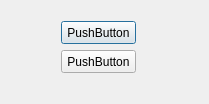
matttraynar/Terrain, file ui/pythonUI.ui: the form before one commit.
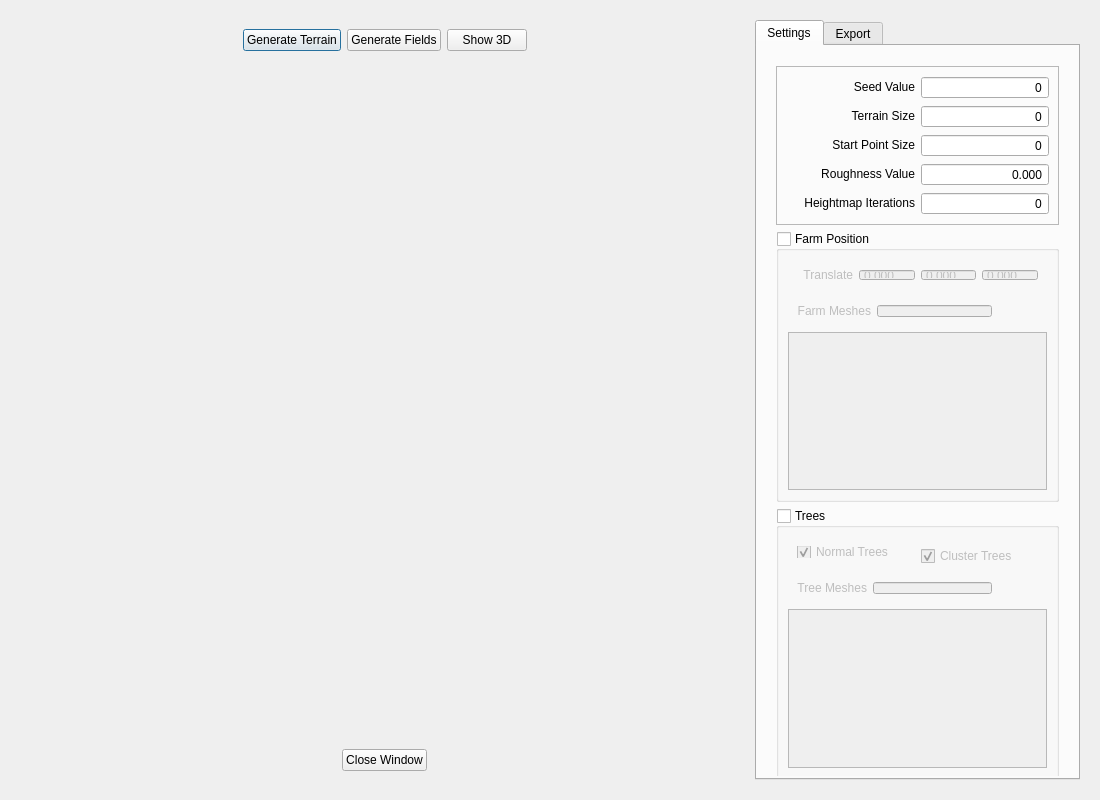
The form after the commit. Icons and pictures are not drawn.

```diff
--- a/ui/pythonUI.ui
+++ b/ui/pythonUI.ui
@@ -6,39 +6,972 @@
    <rect>
     <x>0</x>
     <y>0</y>
-    <width>209</width>
-    <height>104</height>
+    <width>1100</width>
+    <height>800</height>
    </rect>
   </property>
+  <property name="sizePolicy">
+   <sizepolicy hsizetype="Fixed" vsizetype="Fixed">
+    <horstretch>0</horstretch>
+    <verstretch>0</verstretch>
+   </sizepolicy>
+  </property>
+  <property name="minimumSize">
+   <size>
+    <width>1100</width>
+    <height>800</height>
+   </size>
+  </property>
   <property name="windowTitle">
    <string>Dialog</string>
   </property>
-  <widget class="QPushButton" name="pushButton">
-   <property name="geometry">
-    <rect>
-     <x>61</x>
-     <y>21</y>
-     <width>75</width>
-     <height>23</height>
-    </rect>
-   </property>
-   <property name="text">
-    <string>PushButton</string>
-   </property>
-  </widget>
-  <widget class="QPushButton" name="pushButton_2">
-   <property name="geometry">
-    <rect>
-     <x>61</x>
-     <y>50</y>
-     <width>75</width>
-     <height>23</height>
-    </rect>
-   </property>
-   <property name="text">
-    <string>PushButton</string>
-   </property>
-  </widget>
+  <layout class="QVBoxLayout" name="verticalLayout_8">
+   <item>
+    <widget class="QWidget" name="vLayoutWidget" native="true">
+     <property name="sizePolicy">
+      <sizepolicy hsizetype="MinimumExpanding" vsizetype="MinimumExpanding">
+       <horstretch>0</horstretch>
+       <verstretch>0</verstretch>
+      </sizepolicy>
+     </property>
+     <property name="minimumSize">
+      <size>
+       <width>1050</width>
+       <height>750</height>
+      </size>
+     </property>
+     <layout class="QHBoxLayout" name="horizontalLayout_6">
+      <item>
+       <layout class="QVBoxLayout" name="verticalLayout">
+        <item>
+         <widget class="QWidget" name="topLayoutWidget" native="true">
+          <property name="sizePolicy">
+           <sizepolicy hsizetype="MinimumExpanding" vsizetype="Fixed">
+            <horstretch>0</horstretch>
+            <verstretch>0</verstretch>
+           </sizepolicy>
+          </property>
+          <property name="minimumSize">
+           <size>
+            <width>720</width>
+            <height>0</height>
+           </size>
+          </property>
+          <layout class="QHBoxLayout" name="horizontalLayout_2">
+           <property name="sizeConstraint">
+            <enum>QLayout::SetDefaultConstraint</enum>
+           </property>
+           <item>
+            <spacer name="horizontalSpacer">
+             <property name="orientation">
+              <enum>Qt::Horizontal</enum>
+             </property>
+             <property name="sizeHint" stdset="0">
+              <size>
+               <width>78</width>
+               <height>20</height>
+              </size>
+             </property>
+            </spacer>
+           </item>
+           <item>
+            <widget class="QPushButton" name="genTerrainButton">
+             <property name="text">
+              <string>Generate Terrain</string>
+             </property>
+            </widget>
+           </item>
+           <item>
+            <widget class="QPushButton" name="genFieldsButton">
+             <property name="sizePolicy">
+              <sizepolicy hsizetype="Fixed" vsizetype="Fixed">
+               <horstretch>0</horstretch>
+               <verstretch>0</verstretch>
+              </sizepolicy>
+             </property>
+             <property name="autoFillBackground">
+              <bool>false</bool>
+             </property>
+             <property name="text">
+              <string>Generate Fields</string>
+             </property>
+             <property name="autoDefault">
+              <bool>true</bool>
+             </property>
+             <property name="default">
+              <bool>false</bool>
+             </property>
+             <property name="flat">
+              <bool>false</bool>
+             </property>
+            </widget>
+           </item>
+           <item>
+            <widget class="QPushButton" name="show3DButton">
+             <property name="text">
+              <string>Show 3D</string>
+             </property>
+            </widget>
+           </item>
+           <item>
+            <spacer name="horizontalSpacer_2">
+             <property name="orientation">
+              <enum>Qt::Horizontal</enum>
+             </property>
+             <property name="sizeHint" stdset="0">
+              <size>
+               <width>78</width>
+               <height>20</height>
+              </size>
+             </property>
+            </spacer>
+           </item>
+          </layout>
+         </widget>
+        </item>
+        <item>
+         <widget class="QLabel" name="label">
+          <property name="enabled">
+           <bool>false</bool>
+          </property>
+          <property name="sizePolicy">
+           <sizepolicy hsizetype="MinimumExpanding" vsizetype="MinimumExpanding">
+            <horstretch>0</horstretch>
+            <verstretch>0</verstretch>
+           </sizepolicy>
+          </property>
+          <property name="minimumSize">
+           <size>
+            <width>720</width>
+            <height>720</height>
+           </size>
+          </property>
+          <property name="text">
+           <string/>
+          </property>
+          <property name="alignment">
+           <set>Qt::AlignCenter</set>
+          </property>
+         </widget>
+        </item>
+        <item>
+         <widget class="QWidget" name="bottomLayoutWidget" native="true">
+          <property name="sizePolicy">
+           <sizepolicy hsizetype="MinimumExpanding" vsizetype="Fixed">
+            <horstretch>0</horstretch>
+            <verstretch>0</verstretch>
+           </sizepolicy>
+          </property>
+          <property name="minimumSize">
+           <size>
+            <width>720</width>
+            <height>0</height>
+           </size>
+          </property>
+          <layout class="QHBoxLayout" name="horizontalLayout">
+           <item>
+            <spacer name="horizontalSpacer_3">
+             <property name="orientation">
+              <enum>Qt::Horizontal</enum>
+             </property>
+             <property name="sizeHint" stdset="0">
+              <size>
+               <width>78</width>
+               <height>20</height>
+              </size>
+             </property>
+            </spacer>
+           </item>
+           <item>
+            <widget class="QPushButton" name="closeWindowButton">
+             <property name="sizePolicy">
+              <sizepolicy hsizetype="Fixed" vsizetype="Fixed">
+               <horstretch>0</horstretch>
+               <verstretch>0</verstretch>
+              </sizepolicy>
+             </property>
+             <property name="text">
+              <string>Close Window</string>
+             </property>
+            </widget>
+           </item>
+           <item>
+            <spacer name="horizontalSpacer_4">
+             <property name="orientation">
+              <enum>Qt::Horizontal</enum>
+             </property>
+             <property name="sizeHint" stdset="0">
+              <size>
+               <width>78</width>
+               <height>20</height>
+              </size>
+             </property>
+            </spacer>
+           </item>
+          </layout>
+         </widget>
+        </item>
+       </layout>
+      </item>
+      <item>
+       <widget class="QTabWidget" name="tabWidget">
+        <property name="sizePolicy">
+         <sizepolicy hsizetype="Minimum" vsizetype="Expanding">
+          <horstretch>0</horstretch>
+          <verstretch>0</verstretch>
+         </sizepolicy>
+        </property>
+        <property name="minimumSize">
+         <size>
+          <width>325</width>
+          <height>0</height>
+         </size>
+        </property>
+        <property name="maximumSize">
+         <size>
+          <width>16777215</width>
+          <height>900</height>
+         </size>
+        </property>
+        <property name="currentIndex">
+         <number>0</number>
+        </property>
+        <widget class="QWidget" name="tab">
+         <attribute name="title">
+          <string>Settings</string>
+         </attribute>
+         <widget class="QWidget" name="top" native="true">
+          <property name="geometry">
+           <rect>
+            <x>10</x>
+            <y>10</y>
+            <width>301</width>
+            <height>720</height>
+           </rect>
+          </property>
+          <property name="sizePolicy">
+           <sizepolicy hsizetype="MinimumExpanding" vsizetype="MinimumExpanding">
+            <horstretch>0</horstretch>
+            <verstretch>0</verstretch>
+           </sizepolicy>
+          </property>
+          <property name="minimumSize">
+           <size>
+            <width>300</width>
+            <height>720</height>
+           </size>
+          </property>
+          <property name="maximumSize">
+           <size>
+            <width>16777215</width>
+            <height>900</height>
+           </size>
+          </property>
+          <property name="layoutDirection">
+           <enum>Qt::LeftToRight</enum>
+          </property>
+          <widget class="QWidget" name="">
+           <property name="geometry">
+            <rect>
+             <x>9</x>
+             <y>10</y>
+             <width>283</width>
+             <height>714</height>
+            </rect>
+           </property>
+           <layout class="QVBoxLayout" name="verticalLayout_3">
+            <item>
+             <widget class="QFrame" name="Settings">
+              <property name="minimumSize">
+               <size>
+                <width>200</width>
+                <height>0</height>
+               </size>
+              </property>
+              <property name="frameShape">
+               <enum>QFrame::StyledPanel</enum>
+              </property>
+              <property name="frameShadow">
+               <enum>QFrame::Plain</enum>
+              </property>
+              <layout class="QVBoxLayout" name="verticalLayout_2">
+               <item>
+                <layout class="QHBoxLayout" name="horizontalLayout_3">
+                 <item>
+                  <widget class="QLabel" name="label_2">
+                   <property name="sizePolicy">
+                    <sizepolicy hsizetype="Minimum" vsizetype="Fixed">
+                     <horstretch>0</horstretch>
+                     <verstretch>0</verstretch>
+                    </sizepolicy>
+                   </property>
+                   <property name="minimumSize">
+                    <size>
+                     <width>100</width>
+                     <height>0</height>
+                    </size>
+                   </property>
+                   <property name="text">
+                    <string>Seed Value</string>
+                   </property>
+                   <property name="alignment">
+                    <set>Qt::AlignRight|Qt::AlignTrailing|Qt::AlignVCenter</set>
+                   </property>
+                  </widget>
+                 </item>
+                 <item>
+                  <widget class="QSpinBox" name="seedValueBox">
+                   <property name="sizePolicy">
+                    <sizepolicy hsizetype="Minimum" vsizetype="Fixed">
+                     <horstretch>0</horstretch>
+                     <verstretch>0</verstretch>
+                    </sizepolicy>
+                   </property>
+                   <property name="minimumSize">
+                    <size>
+                     <width>100</width>
+                     <height>0</height>
+                    </size>
+                   </property>
+                   <property name="alignment">
+                    <set>Qt::AlignRight|Qt::AlignTrailing|Qt::AlignVCenter</set>
+                   </property>
+                   <property name="buttonSymbols">
+                    <enum>QAbstractSpinBox::NoButtons</enum>
+                   </property>
+                   <property name="maximum">
+                    <number>100000000</number>
+                   </property>
+                  </widget>
+                 </item>
+                </layout>
+               </item>
+               <item>
+                <layout class="QHBoxLayout" name="horizontalLayout_5">
+                 <item>
+                  <widget class="QLabel" name="label_4">
+                   <property name="sizePolicy">
+                    <sizepolicy hsizetype="Minimum" vsizetype="Fixed">
+                     <horstretch>0</horstretch>
+                     <verstretch>0</verstretch>
+                    </sizepolicy>
+                   </property>
+                   <property name="minimumSize">
+                    <size>
+                     <width>100</width>
+                     <height>0</height>
+                    </size>
+                   </property>
+                   <property name="text">
+                    <string>Terrain Size</string>
+                   </property>
+                   <property name="alignment">
+                    <set>Qt::AlignRight|Qt::AlignTrailing|Qt::AlignVCenter</set>
+                   </property>
+                  </widget>
+                 </item>
+                 <item>
+                  <widget class="QSpinBox" name="terrainSizeBox">
+                   <property name="sizePolicy">
+                    <sizepolicy hsizetype="Minimum" vsizetype="Fixed">
+                     <horstretch>0</horstretch>
+                     <verstretch>0</verstretch>
+                    </sizepolicy>
+                   </property>
+                   <property name="minimumSize">
+                    <size>
+                     <width>100</width>
+                     <height>0</height>
+                    </size>
+                   </property>
+                   <property name="alignment">
+                    <set>Qt::AlignRight|Qt::AlignTrailing|Qt::AlignVCenter</set>
+                   </property>
+                   <property name="buttonSymbols">
+                    <enum>QAbstractSpinBox::NoButtons</enum>
+                   </property>
+                  </widget>
+                 </item>
+                </layout>
+               </item>
+               <item>
+                <layout class="QHBoxLayout" name="horizontalLayout_4">
+                 <item>
+                  <widget class="QLabel" name="label_3">
+                   <property name="sizePolicy">
+                    <sizepolicy hsizetype="Minimum" vsizetype="Fixed">
+                     <horstretch>0</horstretch>
+                     <verstretch>0</verstretch>
+                    </sizepolicy>
+                   </property>
+                   <property name="minimumSize">
+                    <size>
+                     <width>100</width>
+                     <height>0</height>
+                    </size>
+                   </property>
+                   <property name="text">
+                    <string>Start Point Size</string>
+                   </property>
+                   <property name="alignment">
+                    <set>Qt::AlignRight|Qt::AlignTrailing|Qt::AlignVCenter</set>
+                   </property>
+                  </widget>
+                 </item>
+                 <item>
+                  <widget class="QSpinBox" name="startPointSizeBox">
+                   <property name="sizePolicy">
+                    <sizepolicy hsizetype="Minimum" vsizetype="Fixed">
+                     <horstretch>0</horstretch>
+                     <verstretch>0</verstretch>
+                    </sizepolicy>
+                   </property>
+                   <property name="minimumSize">
+                    <size>
+                     <width>100</width>
+                     <height>0</height>
+                    </size>
+                   </property>
+                   <property name="alignment">
+                    <set>Qt::AlignRight|Qt::AlignTrailing|Qt::AlignVCenter</set>
+                   </property>
+                   <property name="buttonSymbols">
+                    <enum>QAbstractSpinBox::NoButtons</enum>
+                   </property>
+                   <property name="maximum">
+                    <number>100</number>
+                   </property>
+                  </widget>
+                 </item>
+                </layout>
+               </item>
+               <item>
+                <layout class="QHBoxLayout" name="horizontalLayout_8">
+                 <item>
+                  <widget class="QLabel" name="label_5">
+                   <property name="sizePolicy">
+                    <sizepolicy hsizetype="Minimum" vsizetype="Fixed">
+                     <horstretch>0</horstretch>
+                     <verstretch>0</verstretch>
+                    </sizepolicy>
+                   </property>
+                   <property name="minimumSize">
+                    <size>
+                     <width>100</width>
+                     <height>0</height>
+                    </size>
+                   </property>
+                   <property name="text">
+                    <string>Roughness Value</string>
+                   </property>
+                   <property name="alignment">
+                    <set>Qt::AlignRight|Qt::AlignTrailing|Qt::AlignVCenter</set>
+                   </property>
+                  </widget>
+                 </item>
+                 <item>
+                  <widget class="QDoubleSpinBox" name="roughnessBox">
+                   <property name="sizePolicy">
+                    <sizepolicy hsizetype="Minimum" vsizetype="Fixed">
+                     <horstretch>0</horstretch>
+                     <verstretch>0</verstretch>
+                    </sizepolicy>
+                   </property>
+                   <property name="minimumSize">
+                    <size>
+                     <width>100</width>
+                     <height>0</height>
+                    </size>
+                   </property>
+                   <property name="alignment">
+                    <set>Qt::AlignRight|Qt::AlignTrailing|Qt::AlignVCenter</set>
+                   </property>
+                   <property name="buttonSymbols">
+                    <enum>QAbstractSpinBox::NoButtons</enum>
+                   </property>
+                   <property name="decimals">
+                    <number>3</number>
+                   </property>
+                  </widget>
+                 </item>
+                </layout>
+               </item>
+               <item>
+                <layout class="QHBoxLayout" name="horizontalLayout_9">
+                 <item>
+                  <widget class="QLabel" name="label_6">
+                   <property name="sizePolicy">
+                    <sizepolicy hsizetype="Minimum" vsizetype="Fixed">
+                     <horstretch>0</horstretch>
+                     <verstretch>0</verstretch>
+                    </sizepolicy>
+                   </property>
+                   <property name="minimumSize">
+                    <size>
+                     <width>100</width>
+                     <height>0</height>
+                    </size>
+                   </property>
+                   <property name="text">
+                    <string>Heightmap Iterations</string>
+                   </property>
+                   <property name="alignment">
+                    <set>Qt::AlignRight|Qt::AlignTrailing|Qt::AlignVCenter</set>
+                   </property>
+                  </widget>
+                 </item>
+                 <item>
+                  <widget class="QSpinBox" name="heightmapIterationsBox">
+                   <property name="sizePolicy">
+                    <sizepolicy hsizetype="Minimum" vsizetype="Fixed">
+                     <horstretch>0</horstretch>
+                     <verstretch>0</verstretch>
+                    </sizepolicy>
+                   </property>
+                   <property name="minimumSize">
+                    <size>
+                     <width>100</width>
+                     <height>0</height>
+                    </size>
+                   </property>
+                   <property name="alignment">
+                    <set>Qt::AlignRight|Qt::AlignTrailing|Qt::AlignVCenter</set>
+                   </property>
+                   <property name="buttonSymbols">
+                    <enum>QAbstractSpinBox::NoButtons</enum>
+                   </property>
+                  </widget>
+                 </item>
+                </layout>
+               </item>
+              </layout>
+             </widget>
+            </item>
+            <item>
+             <widget class="QGroupBox" name="farmPosition">
+              <property name="sizePolicy">
+               <sizepolicy hsizetype="Minimum" vsizetype="Preferred">
+                <horstretch>0</horstretch>
+                <verstretch>0</verstretch>
+               </sizepolicy>
+              </property>
+              <property name="minimumSize">
+               <size>
+                <width>200</width>
+                <height>0</height>
+               </size>
+              </property>
+              <property name="maximumSize">
+               <size>
+                <width>16777215</width>
+                <height>300</height>
+               </size>
+              </property>
+              <property name="title">
+               <string>Farm Position</string>
+              </property>
+              <property name="checkable">
+               <bool>true</bool>
+              </property>
+              <property name="checked">
+               <bool>false</bool>
+              </property>
+              <layout class="QVBoxLayout" name="verticalLayout_6">
+               <item>
+                <layout class="QVBoxLayout" name="verticalLayout_4">
+                 <item>
+                  <widget class="QWidget" name="farmTranslateLayout" native="true">
+                   <property name="minimumSize">
+                    <size>
+                     <width>0</width>
+                     <height>30</height>
+                    </size>
+                   </property>
+                   <property name="maximumSize">
+                    <size>
+                     <width>16777215</width>
+                     <height>30</height>
+                    </size>
+                   </property>
+                   <layout class="QHBoxLayout" name="horizontalLayout_10">
+                    <item>
+                     <widget class="QLabel" name="label_7">
+                      <property name="sizePolicy">
+                       <sizepolicy hsizetype="Minimum" vsizetype="Preferred">
+                        <horstretch>0</horstretch>
+                        <verstretch>0</verstretch>
+                       </sizepolicy>
+                      </property>
+                      <property name="minimumSize">
+                       <size>
+                        <width>50</width>
+                        <height>0</height>
+                       </size>
+                      </property>
+                      <property name="text">
+                       <string>Translate</string>
+                      </property>
+                      <property name="alignment">
+                       <set>Qt::AlignRight|Qt::AlignTrailing|Qt::AlignVCenter</set>
+                      </property>
+                     </widget>
+                    </item>
+                    <item>
+                     <widget class="QDoubleSpinBox" name="translateXBox">
+                      <property name="minimumSize">
+                       <size>
+                        <width>48</width>
+                        <height>0</height>
+                       </size>
+                      </property>
+                      <property name="frame">
+                       <bool>true</bool>
+                      </property>
+                      <property name="buttonSymbols">
+                       <enum>QAbstractSpinBox::NoButtons</enum>
+                      </property>
+                      <property name="decimals">
+                       <number>3</number>
+                      </property>
+                      <property name="minimum">
+                       <double>-99.989999999999995</double>
+                      </property>
+                     </widget>
+                    </item>
+                    <item>
+                     <widget class="QDoubleSpinBox" name="translateYBo">
+                      <property name="minimumSize">
+                       <size>
+                        <width>48</width>
+                        <height>0</height>
+                       </size>
+                      </property>
+                      <property name="frame">
+                       <bool>true</bool>
+                      </property>
+                      <property name="buttonSymbols">
+                       <enum>QAbstractSpinBox::NoButtons</enum>
+                      </property>
+                      <property name="decimals">
+                       <number>3</number>
+                      </property>
+                      <property name="minimum">
+                       <double>-99.900000000000006</double>
+                      </property>
+                     </widget>
+                    </item>
+                    <item>
+                     <widget class="QDoubleSpinBox" name="translateZBox">
+                      <property name="minimumSize">
+                       <size>
+                        <width>48</width>
+                        <height>0</height>
+                       </size>
+                      </property>
+                      <property name="frame">
+                       <bool>true</bool>
+                      </property>
+                      <property name="buttonSymbols">
+                       <enum>QAbstractSpinBox::NoButtons</enum>
+                      </property>
+                      <property name="decimals">
+                       <number>3</number>
+                      </property>
+                      <property name="minimum">
+                       <double>-99.989999999999995</double>
+                      </property>
+                     </widget>
+                    </item>
+                   </layout>
+                  </widget>
+                 </item>
+                 <item>
+                  <widget class="QWidget" name="farmMeshLayout" native="true">
+                   <property name="minimumSize">
+                    <size>
+                     <width>0</width>
+                     <height>30</height>
+                    </size>
+                   </property>
+                   <property name="maximumSize">
+                    <size>
+                     <width>16777215</width>
+                     <height>30</height>
+                    </size>
+                   </property>
+                   <layout class="QHBoxLayout" name="horizontalLayout_11">
+                    <item>
+                     <widget class="QLabel" name="label_8">
+                      <property name="sizePolicy">
+                       <sizepolicy hsizetype="Minimum" vsizetype="Preferred">
+                        <horstretch>0</horstretch>
+                        <verstretch>0</verstretch>
+                       </sizepolicy>
+                      </property>
+                      <property name="minimumSize">
+                       <size>
+                        <width>10</width>
+                        <height>0</height>
+                       </size>
+                      </property>
+                      <property name="text">
+                       <string>Farm Meshes</string>
+                      </property>
+                      <property name="alignment">
+                       <set>Qt::AlignRight|Qt::AlignTrailing|Qt::AlignVCenter</set>
+                      </property>
+                     </widget>
+                    </item>
+                    <item>
+                     <widget class="QLineEdit" name="farmMeshLine">
+                      <property name="sizePolicy">
+                       <sizepolicy hsizetype="MinimumExpanding" vsizetype="Fixed">
+                        <horstretch>0</horstretch>
+                        <verstretch>0</verstretch>
+                       </sizepolicy>
+                      </property>
+                      <property name="minimumSize">
+                       <size>
+                        <width>100</width>
+                        <height>0</height>
+                       </size>
+                      </property>
+                     </widget>
+                    </item>
+                    <item>
+                     <widget class="QPushButton" name="farmMeshButton">
+                      <property name="minimumSize">
+                       <size>
+                        <width>10</width>
+                        <height>0</height>
+                       </size>
+                      </property>
+                      <property name="text">
+                       <string/>
+                      </property>
+                      <property name="icon">
+                       <iconset>
+                        <normaloff>../../Uni/FMP/Terrain/ui/browseFolder.png</normaloff>../../Uni/FMP/Terrain/ui/browseFolder.png</iconset>
+                      </property>
+                      <property name="iconSize">
+                       <size>
+                        <width>25</width>
+                        <height>25</height>
+                       </size>
+                      </property>
+                      <property name="checkable">
+                       <bool>false</bool>
+                      </property>
+                      <property name="autoDefault">
+                       <bool>false</bool>
+                      </property>
+                      <property name="default">
+                       <bool>false</bool>
+                      </property>
+                      <property name="flat">
+                       <bool>true</bool>
+                      </property>
+                     </widget>
+                    </item>
+                   </layout>
+                  </widget>
+                 </item>
+                </layout>
+               </item>
+               <item>
+                <widget class="QTextBrowser" name="farmMeshBrowser">
+                 <property name="maximumSize">
+                  <size>
+                   <width>16777215</width>
+                   <height>175</height>
+                  </size>
+                 </property>
+                </widget>
+               </item>
+              </layout>
+             </widget>
+            </item>
+            <item>
+             <widget class="QGroupBox" name="trees">
+              <property name="sizePolicy">
+               <sizepolicy hsizetype="MinimumExpanding" vsizetype="Preferred">
+                <horstretch>0</horstretch>
+                <verstretch>0</verstretch>
+               </sizepolicy>
+              </property>
+              <property name="minimumSize">
+               <size>
+                <width>0</width>
+                <height>200</height>
+               </size>
+              </property>
+              <property name="maximumSize">
+               <size>
+                <width>16777215</width>
+                <height>300</height>
+               </size>
+              </property>
+              <property name="title">
+               <string>Trees</string>
+              </property>
+              <property name="checkable">
+               <bool>true</bool>
+              </property>
+              <property name="checked">
+               <bool>false</bool>
+              </property>
+              <layout class="QVBoxLayout" name="verticalLayout_7">
+               <item>
+                <widget class="QWidget" name="clusterTreesLayout" native="true">
+                 <property name="maximumSize">
+                  <size>
+                   <width>16777215</width>
+                   <height>30</height>
+                  </size>
+                 </property>
+                 <layout class="QHBoxLayout" name="horizontalLayout_13">
+                  <item>
+                   <widget class="QCheckBox" name="normalTreesCheck">
+                    <property name="text">
+                     <string>Normal Trees</string>
+                    </property>
+                    <property name="checked">
+                     <bool>true</bool>
+                    </property>
+                   </widget>
+                  </item>
+                  <item>
+                   <widget class="QCheckBox" name="clusterTreesCheck">
+                    <property name="minimumSize">
+                     <size>
+                      <width>0</width>
+                      <height>20</height>
+                     </size>
+                    </property>
+                    <property name="text">
+                     <string>Cluster Trees</string>
+                    </property>
+                    <property name="checked">
+                     <bool>true</bool>
+                    </property>
+                   </widget>
+                  </item>
+                 </layout>
+                </widget>
+               </item>
+               <item>
+                <widget class="QWidget" name="TreeMeshLayout" native="true">
+                 <property name="maximumSize">
+                  <size>
+                   <width>16777215</width>
+                   <height>30</height>
+                  </size>
+                 </property>
+                 <layout class="QHBoxLayout" name="horizontalLayout_12">
+                  <item>
+                   <widget class="QLabel" name="label_9">
+                    <property name="sizePolicy">
+                     <sizepolicy hsizetype="Minimum" vsizetype="Preferred">
+                      <horstretch>0</horstretch>
+                      <verstretch>0</verstretch>
+                     </sizepolicy>
+                    </property>
+                    <property name="minimumSize">
+                     <size>
+                      <width>10</width>
+                      <height>0</height>
+                     </size>
+                    </property>
+                    <property name="text">
+                     <string>Tree Meshes</string>
+                    </property>
+                    <property name="alignment">
+                     <set>Qt::AlignRight|Qt::AlignTrailing|Qt::AlignVCenter</set>
+                    </property>
+                   </widget>
+                  </item>
+                  <item>
+                   <widget class="QLineEdit" name="treeMeshLine">
+                    <property name="sizePolicy">
+                     <sizepolicy hsizetype="MinimumExpanding" vsizetype="Fixed">
+                      <horstretch>0</horstretch>
+                      <verstretch>0</verstretch>
+                     </sizepolicy>
+                    </property>
+                    <property name="minimumSize">
+                     <size>
+                      <width>100</width>
+                      <height>0</height>
+                     </size>
+                    </property>
+                   </widget>
+                  </item>
+                  <item>
+                   <widget class="QPushButton" name="treeMeshButton">
+                    <property name="minimumSize">
+                     <size>
+                      <width>10</width>
+                      <height>0</height>
+                     </size>
+                    </property>
+                    <property name="text">
+                     <string/>
+                    </property>
+                    <property name="icon">
+                     <iconset>
+                      <normaloff>../../Uni/FMP/Terrain/ui/browseFolder.png</normaloff>../../Uni/FMP/Terrain/ui/browseFolder.png</iconset>
+                    </property>
+                    <property name="iconSize">
+                     <size>
+                      <width>25</width>
+                      <height>25</height>
+                     </size>
+                    </property>
+                    <property name="checkable">
+                     <bool>false</bool>
+                    </property>
+                    <property name="autoDefault">
+                     <bool>false</bool>
+                    </property>
+                    <property name="default">
+                     <bool>false</bool>
+                    </property>
+                    <property name="flat">
+                     <bool>true</bool>
+                    </property>
+                   </widget>
+                  </item>
+                 </layout>
+                </widget>
+               </item>
+               <item>
+                <widget class="QTextBrowser" name="treeMeshBrowser">
+                 <property name="maximumSize">
+                  <size>
+                   <width>16777215</width>
+                   <height>175</height>
+                  </size>
+                 </property>
+                </widget>
+               </item>
+              </layout>
+             </widget>
+            </item>
+           </layout>
+          </widget>
+         </widget>
+        </widget>
+        <widget class="QWidget" name="tab_2">
+         <attribute name="title">
+          <string>Export</string>
+         </attribute>
+        </widget>
+       </widget>
+      </item>
+     </layout>
+    </widget>
+   </item>
+  </layout>
  </widget>
  <resources/>
  <connections/>
```
Left out of the diff: 4 changed lines with no effect on the pictures.
